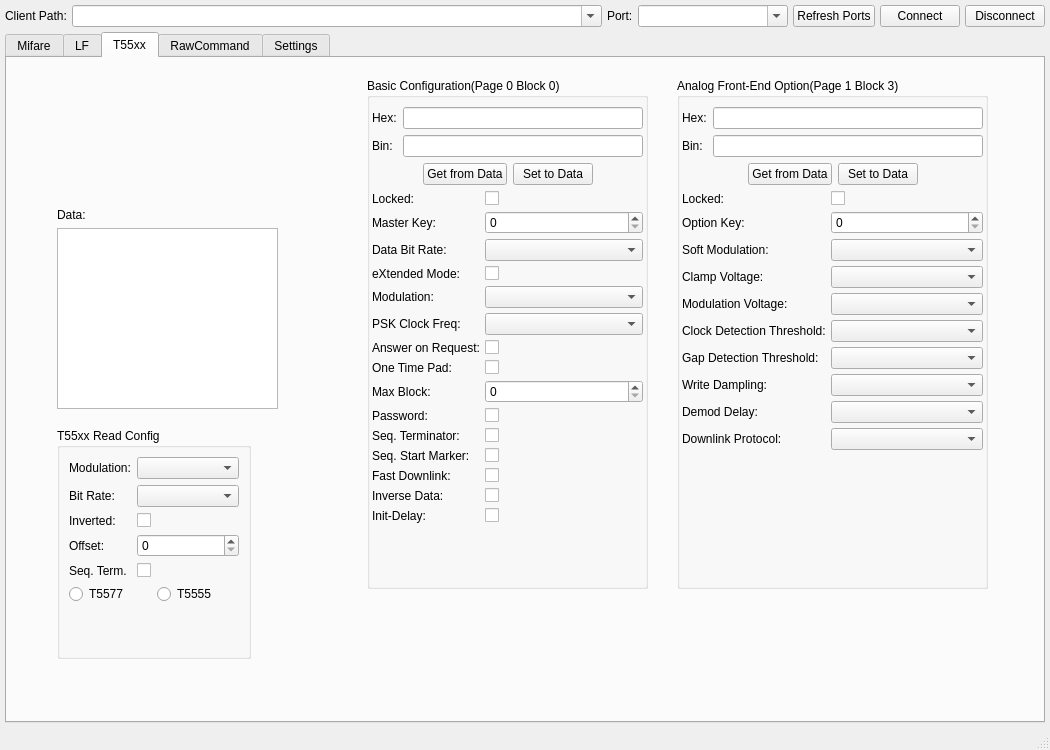
Old version of the form src/ui/mainwindow.ui in the repository VANsMAN-BBS/Proxmark3-GUI-NEW.
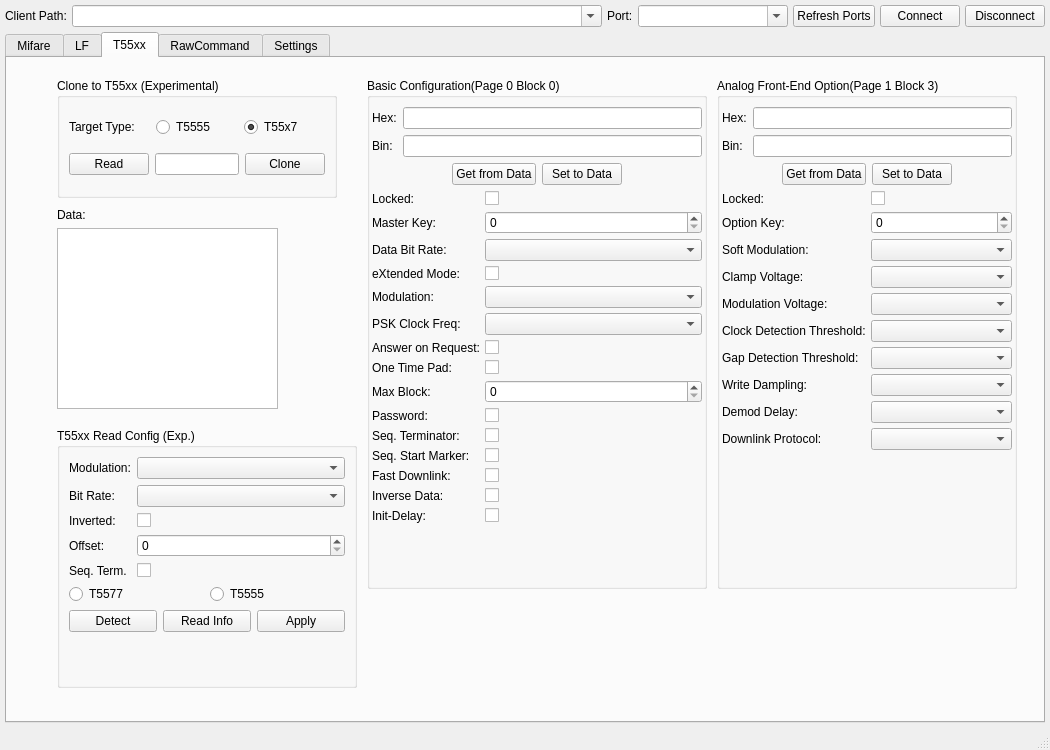
New version of the form. The open tabs and pages were chosen to show the change.

Commit message: stage3: restore experimental T55xx UI

The edit to the form file:
```diff
--- a/src/ui/mainwindow.ui
+++ b/src/ui/mainwindow.ui
@@ -1887,7 +1887,7 @@
          <rect>
           <x>360</x>
           <y>20</y>
-          <width>281</width>
+          <width>340</width>
           <height>511</height>
          </rect>
         </property>
@@ -2161,9 +2161,9 @@
        <widget class="QGroupBox" name="groupBox_3">
         <property name="geometry">
          <rect>
-          <x>670</x>
+          <x>710</x>
           <y>20</y>
-          <width>311</width>
+          <width>300</width>
           <height>511</height>
          </rect>
         </property>
@@ -2414,12 +2414,12 @@
          <rect>
           <x>50</x>
           <y>370</y>
-          <width>194</width>
-          <height>231</height>
+          <width>300</width>
+          <height>260</height>
          </rect>
         </property>
         <property name="title">
-         <string>T55xx Read Config</string>
+         <string>T55xx Read Config (Exp.)</string>
         </property>
         <layout class="QVBoxLayout" name="verticalLayout_20">
          <item>
@@ -2503,6 +2503,30 @@
           </layout>
          </item>
          <item>
+          <layout class="QHBoxLayout" name="T55_readConfigButtons">
+           <item>
+            <widget class="QPushButton" name="T55_detectButton">
+             <property name="text">
+              <string>Detect</string>
+             </property>
+            </widget>
+           </item>
+           <item>
+            <widget class="QPushButton" name="T55_infoButton">
+             <property name="text">
+              <string>Read Info</string>
+             </property>
+            </widget>
+           </item>
+           <item>
+            <widget class="QPushButton" name="T55_applyConfigButton">
+             <property name="text">
+              <string>Apply</string>
+             </property>
+            </widget>
+           </item>
+          </layout>
+         </item>         <item>
           <spacer name="verticalSpacer_12">
            <property name="orientation">
             <enum>Qt::Vertical</enum>
@@ -2517,6 +2541,70 @@
          </item>
         </layout>
        </widget>
+       <widget class="QGroupBox" name="T55_cloneGroupBox">
+        <property name="geometry">
+         <rect>
+          <x>50</x>
+          <y>20</y>
+          <width>280</width>
+          <height>120</height>
+         </rect>
+        </property>
+        <property name="title">
+         <string>Clone to T55xx (Experimental)</string>
+        </property>
+        <layout class="QVBoxLayout" name="T55_cloneLayout">
+         <item>
+          <layout class="QHBoxLayout" name="T55_cloneTypeLayout">
+           <item>
+            <widget class="QLabel" name="T55_cloneTypeLabel">
+             <property name="text">
+              <string>Target Type:</string>
+             </property>
+            </widget>
+           </item>
+           <item>
+            <widget class="QRadioButton" name="T55_cloneT5555Button">
+             <property name="text">
+              <string notr="true">T5555</string>
+             </property>
+            </widget>
+           </item>
+           <item>
+            <widget class="QRadioButton" name="T55_cloneT55x7Button">
+             <property name="text">
+              <string notr="true">T55x7</string>
+             </property>
+             <property name="checked">
+              <bool>true</bool>
+             </property>
+            </widget>
+           </item>
+          </layout>
+         </item>
+         <item>
+          <layout class="QHBoxLayout" name="T55_cloneEM410xLayout">
+           <item>
+            <widget class="QPushButton" name="T55_cloneEM410xReadButton">
+             <property name="text">
+              <string>Read</string>
+             </property>
+            </widget>
+           </item>
+           <item>
+            <widget class="QLineEdit" name="T55_cloneEM410xIDEdit"/>
+           </item>
+           <item>
+            <widget class="QPushButton" name="T55_cloneEM410xCloneButton">
+             <property name="text">
+              <string>Clone</string>
+             </property>
+            </widget>
+           </item>
+          </layout>
+         </item>
+        </layout>
+       </widget>
       </widget>
       <widget class="QWidget" name="rawTab">
        <attribute name="title">
```
Left out of the diff: 5 changed lines with no effect on the pictures. The commit also changes 6 other files.
